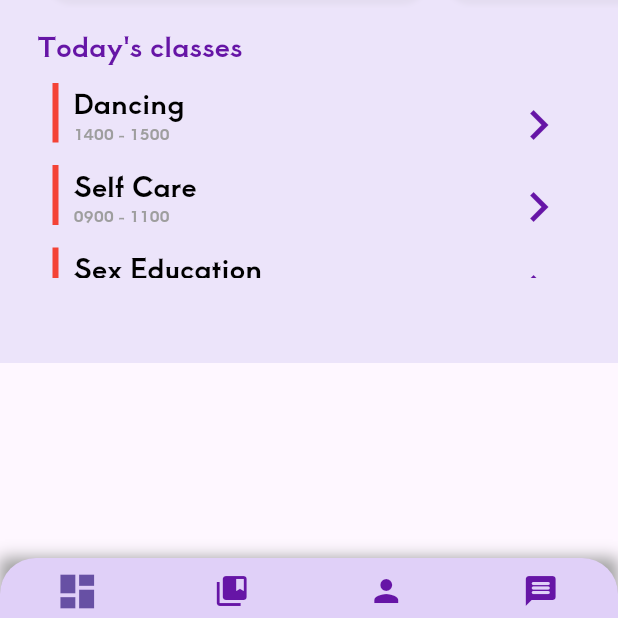
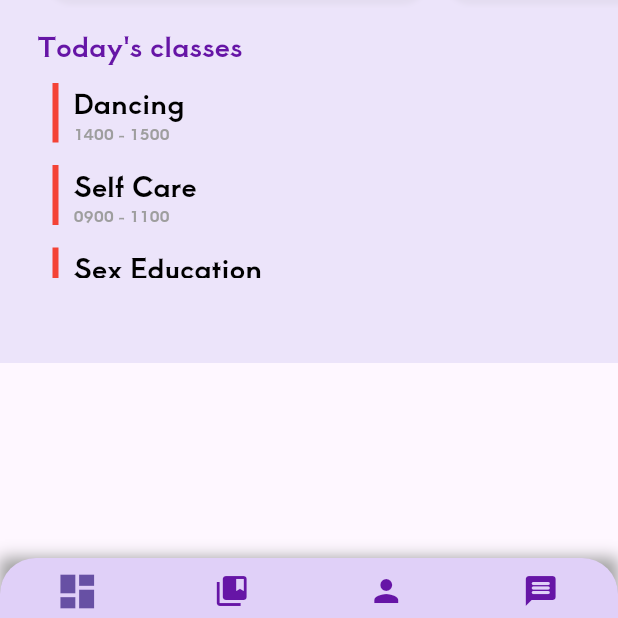
Before and after one commit to yanqi325/Lily-Doll, a Flutter app: the Dashboard screen opened by its route, on a phone screen of 412 x 824 dp, the part 582-1200 px from its top. Run offline on Flutter 3.47's test engine with Material 3 defaults, Android fonts, the phone set to English and light mode, and no system bars; our stand-ins replace audioplayers, cloud_firestore, easy_search_bar, file_picker, firebase_auth, firebase_core and 6 more; missing offline and left inert: circular_chart_flutter, flutter_pin_code_fields; accounts and stored records are empty.

Commit message:
able to retrieve educator name removed next icon in ScheduleClass.dart

```diff
--- a/lib/component/ScheduleClass.dart
+++ b/lib/component/ScheduleClass.dart
@@ -47,18 +47,6 @@ class ScheduleClass extends StatelessWidget {
                 ],
               ),
             ),
-            IconButton(
-              alignment: Alignment.topRight,
-              color: purple4,
-              icon: Icon(
-                Icons.navigate_next_outlined,
-                size: 40,
-              ),
-              onPressed: () {
-                Navigator.pushNamed(context, coursePath!);
-                print('Bring to course description page');
-              },
-            ),
           ],
         ),
       ),
--- a/lib/screens/bluetooth.dart
+++ b/lib/screens/bluetooth.dart
@@ -284,7 +284,8 @@ class _BluetoothPageState extends State<BluetoothPage> {
                     onTap: () {
                       print(scanResults[index].device);
                     _connectToDevice(scanResults[index].device);
-                      Navigator.pushNamed(context, LoadingAnimation.id);
+
+                      // Navigator.pushNamed(context, LoadingAnimation.id);
 
                     },
                     ),
--- a/lib/screens/loadingPage.dart
+++ b/lib/screens/loadingPage.dart
@@ -16,7 +16,7 @@ class _LoadingAnimationState extends State<LoadingAnimation>
     super.initState();
     _controller = AnimationController(
       vsync: this,
-      duration: Duration(seconds: 1),
+      duration: Duration(seconds: 10),
     )..repeat();
   }
 
```
